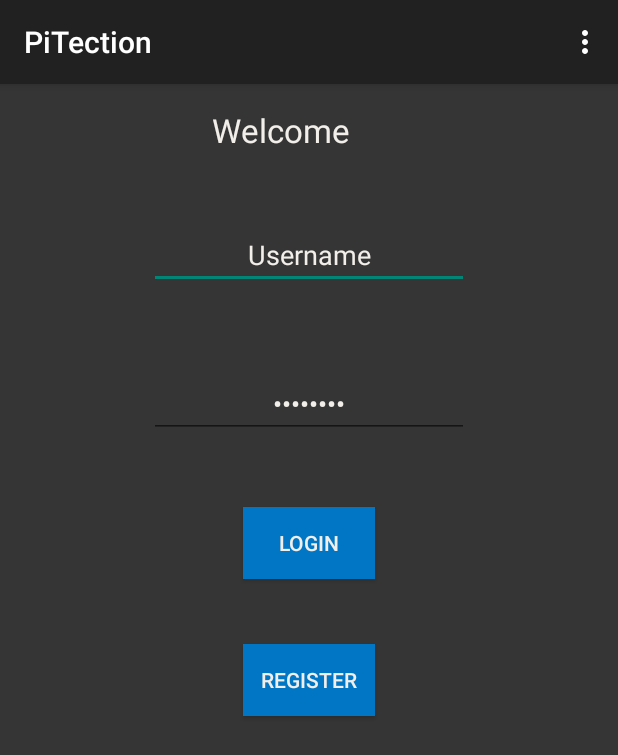
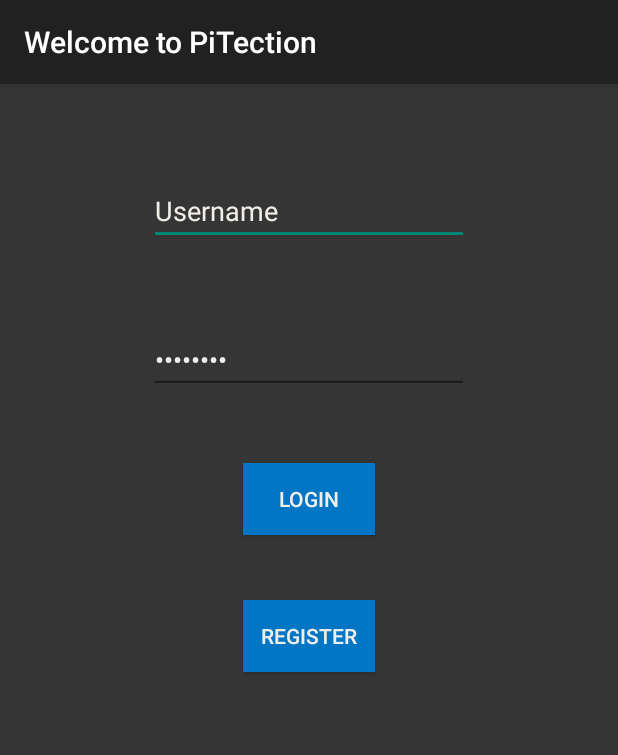
Before and after one commit to CSC4350/PiTection, an Android app: the screen it shows after launch (LoginActivity), on a phone screen of 412 x 824 dp. Shown: the top 755 px of the screen. Run offline under Robolectric (Android 15) with nearby library versions, the phone set to English and light mode, and no system bars.

```diff
--- a/app/src/main/java/com/example/pitectors/pitection/GetData.java
+++ b/app/src/main/java/com/example/pitectors/pitection/GetData.java
@@ -4,5 +4,5 @@ package com.example.pitectors.pitection;
  * Created by Rob on 10/31/2015.
  */
 public class GetData {
-	private static final String url = ""
+
 }
--- a/app/src/main/res/layout/activity_login.xml
+++ b/app/src/main/res/layout/activity_login.xml
@@ -1,5 +1,5 @@
 <RelativeLayout xmlns:android="http://schemas.android.com/apk/res/android"
-    xmlns:tools="http://schemas.android.com/tools" android:layout_width="wrap_content"
+    xmlns:tools="http://schemas.android.com/tools" android:layout_width="match_parent"
     android:layout_height="match_parent" android:paddingLeft="@dimen/activity_horizontal_margin"
     android:background="@color/background"
     android:paddingRight="@dimen/activity_horizontal_margin"
@@ -9,19 +9,6 @@
     >
 
 
-    <TextView
-        android:layout_width="wrap_content"
-        android:layout_height="wrap_content"
-        android:textAppearance="?android:attr/textAppearanceLarge"
-        android:text="@string/welcome_login"
-        android:paddingLeft="125dp"
-        android:id="@+id/textView"
-        android:layout_alignParentTop="true"
-        android:layout_alignParentLeft="true"
-        android:layout_alignParentStart="true"
-        android:layout_alignParentRight="true"
-        android:layout_alignParentEnd="true"
-        android:textColor="@color/text"/>
 
     <EditText
         android:layout_width="wrap_content"
@@ -30,11 +17,11 @@
         android:text="@string/user_login_default"
         android:ems="10"
         android:id="@+id/usernameField"
-        android:layout_below="@+id/textView"
+
         android:layout_centerHorizontal="true"
         android:layout_marginTop="46dp"
         android:textColor="@color/text"
-        android:gravity="center"
+
 
         />
 
@@ -50,7 +37,7 @@
         android:text="Password"
         android:password="false"
         android:textColor="@color/text"
-        android:gravity="center"
+
        />
 
     <Button
--- a/app/src/main/res/menu/menu_login.xml
+++ b/app/src/main/res/menu/menu_login.xml
@@ -2,6 +2,5 @@
     xmlns:app="http://schemas.android.com/apk/res-auto"
     xmlns:tools="http://schemas.android.com/tools"
     tools:context="com.example.pitectors.pitection.LoginActivity">
-    <item android:id="@+id/action_settings" android:title="@string/action_settings"
-        android:orderInCategory="100" app:showAsAction="never" />
+
 </menu>
--- a/app/src/main/res/menu/menu_main_screen.xml
+++ b/app/src/main/res/menu/menu_main_screen.xml
@@ -6,5 +6,7 @@
         android:id="@+id/action_settings"
         android:title="@string/action_settings"
         android:orderInCategory="100"
-        app:showAsAction="never" />
+        app:showAsAction="never"
+
+        />
 </menu>
--- a/app/src/main/res/values/strings.xml
+++ b/app/src/main/res/values/strings.xml
@@ -1,5 +1,5 @@
 <resources>
-    <string name="app_name">PiTection</string>
+    <string name="app_name">Welcome to PiTection</string>
 
 
     <string name="action_settings">Settings</string>
@@ -9,13 +9,13 @@
     <string name="login_auto">Automatic Login</string>
     <string name="login_error">Invalid Login</string>
     <string name="login_ok">Login Ok!</string>
-    <string name="title_activity_register">Register</string>
+    <string name="title_activity_register">Get Started Here</string>
 
     <string name="registerPasswordConfirm">Confirm Password</string>
     <string name="registerUsername">Username</string>
     <string name="registerButton">Register</string>
     <string name="registerPassword">Enter Password</string>
-    <string name="title_activity_login">Main Screen</string>
+    <string name="title_activity_login">Welcome to PiTection</string>
 
     <string name="hello_world">Hello world!</string>
     <string name="logoutButton">Logout</string>
```
Also changed, not shown: app/src/main/res/drawable/blue_button.xml (deleted, +0 -9 lines).
